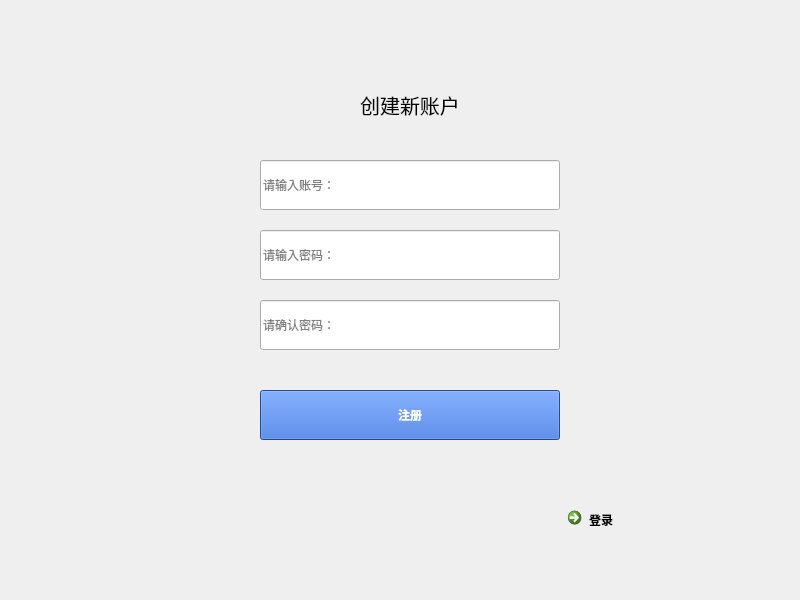
First picture: the form in chat_client/signup.ui, repository UserXSX/Qt-chat-client, before the edit.
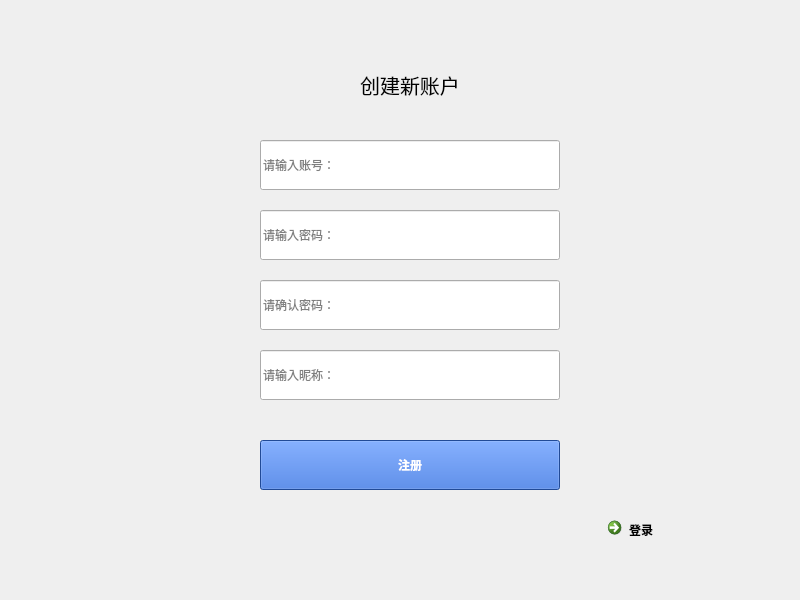
Second picture: the form after the edit.

```diff
--- a/chat_client/signup.ui
+++ b/chat_client/signup.ui
@@ -17,7 +17,7 @@
    <property name="geometry">
     <rect>
      <x>160</x>
-     <y>80</y>
+     <y>60</y>
      <width>500</width>
      <height>50</height>
     </rect>
@@ -38,7 +38,7 @@
    <property name="geometry">
     <rect>
      <x>260</x>
-     <y>390</y>
+     <y>440</y>
      <width>300</width>
      <height>50</height>
     </rect>
@@ -61,7 +61,7 @@
    <property name="geometry">
     <rect>
      <x>260</x>
-     <y>160</y>
+     <y>140</y>
      <width>300</width>
      <height>50</height>
     </rect>
@@ -77,7 +77,7 @@
    <property name="geometry">
     <rect>
      <x>260</x>
-     <y>230</y>
+     <y>210</y>
      <width>300</width>
      <height>50</height>
     </rect>
@@ -96,7 +96,7 @@
    <property name="geometry">
     <rect>
      <x>260</x>
-     <y>300</y>
+     <y>280</y>
      <width>300</width>
      <height>50</height>
     </rect>
@@ -114,8 +114,8 @@
   <widget class="QCommandLinkButton" name="returnButton">
    <property name="geometry">
     <rect>
-     <x>560</x>
-     <y>500</y>
+     <x>600</x>
+     <y>510</y>
      <width>150</width>
      <height>50</height>
     </rect>
@@ -130,6 +130,22 @@
     </size>
    </property>
   </widget>
+  <widget class="QLineEdit" name="inputName">
+   <property name="geometry">
+    <rect>
+     <x>260</x>
+     <y>350</y>
+     <width>300</width>
+     <height>50</height>
+    </rect>
+   </property>
+   <property name="placeholderText">
+    <string>请输入昵称：</string>
+   </property>
+   <property name="clearButtonEnabled">
+    <bool>true</bool>
+   </property>
+  </widget>
  </widget>
  <resources/>
  <connections/>
```
